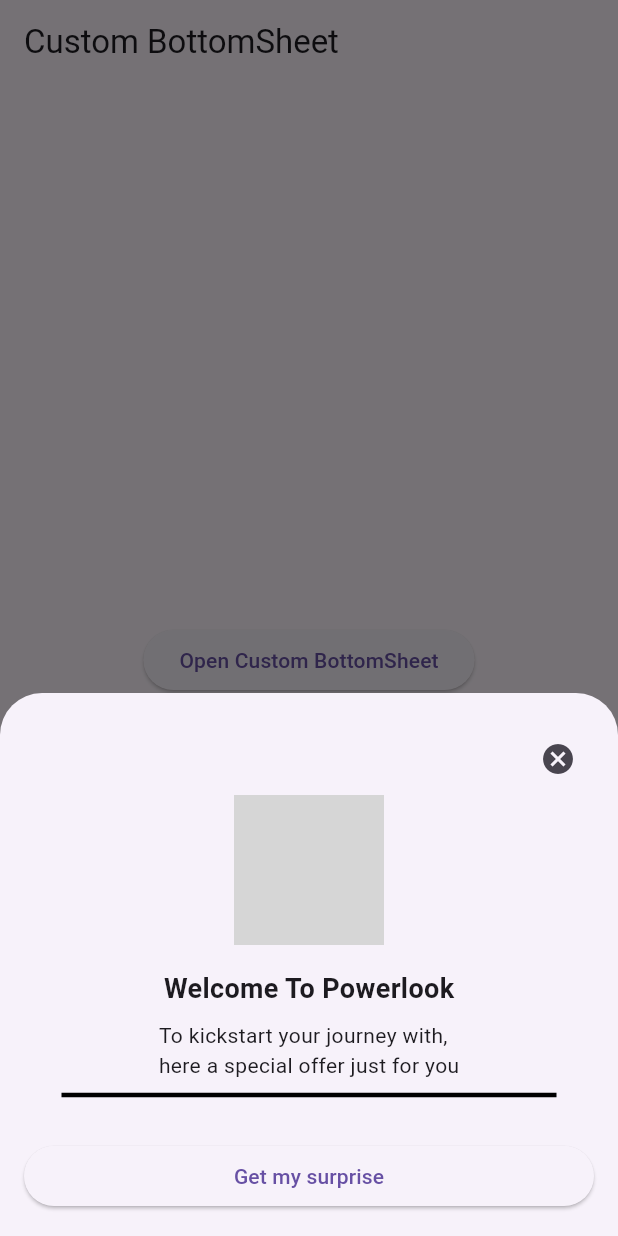
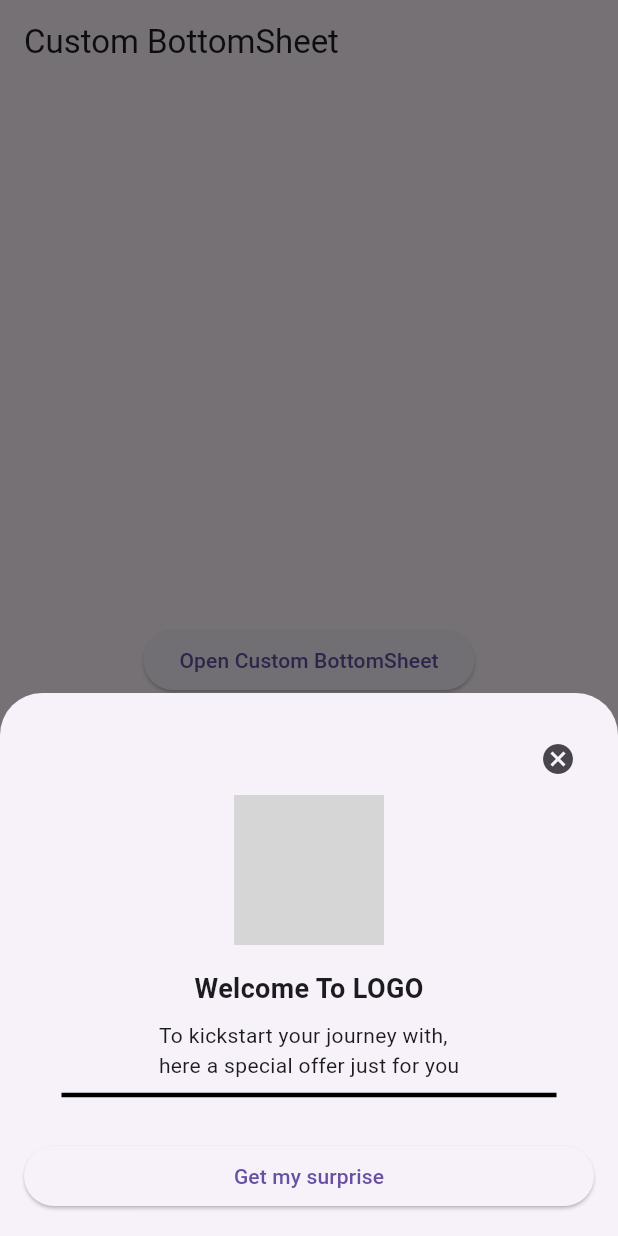
Before and after one commit to snehalshirke/FlutterdemoEcommerceApp, a Flutter app: the BottomSheetExample screen opened directly, after a tap on "Open Custom BottomSheet", on a phone screen of 412 x 824 dp. Run offline on Flutter 3.47's test engine with Material 3 defaults, Android fonts, the phone set to English and light mode, and no system bars; our stand-ins replace fluttertoast; grey boxes are pictures that could not be loaded.

Commit message:
LOGO CHANGES AND REMOVED

```diff
--- a/lib/bottomsheet.dart
+++ b/lib/bottomsheet.dart
@@ -27,7 +27,7 @@
   Widget build(BuildContext context) {
     return Scaffold(
       appBar: AppBar(
-        title: Text('Custom BottomSheet'),
+        title: const Text('Custom BottomSheet'),
       ),
       body: Center(
         child: ElevatedButton(
@@ -38,24 +38,24 @@
               builder: (BuildContext context) {
                 return FractionallySizedBox(
                   child: Container(
-                    padding: EdgeInsets.all(16),
+                    padding: const EdgeInsets.all(16),
                     width: double.infinity, // Make width match parent
                     child: Column(
                       mainAxisSize: MainAxisSize.min,
                       children: <Widget>[
-                        SizedBox(height: 4),
+                        const SizedBox(height: 4),
                         Row(
                           mainAxisAlignment: MainAxisAlignment.end,
                           children: [
                             IconButton(
-                              icon: Icon(Icons.cancel),
+                              icon: const Icon(Icons.cancel),
                               onPressed: () {
                                 Navigator.pop(context);
                               },
                             ),
                           ],
                         ),
-                        SizedBox(height: 0),
+                        const SizedBox(height: 0),
                         Image.asset(
                           'assets/images/delete.png', // Replace with your image path
                           height: 100,
@@ -63,7 +63,7 @@
                         ),
                         const SizedBox(height: 16),
                         const Text(
-                          'Welcome To Powerlook',
+                          'Welcome To LOGO',
                           style: TextStyle(
                             fontSize: 18,
                             fontWeight: FontWeight.bold,
--- a/lib/homepage.dart
+++ b/lib/homepage.dart
@@ -29,14 +29,14 @@
                     // Brand Logo and Name
                     Row(
                       children: [
-                        Image.network(
-                          'https://images.yourstory.com/cs/images/companies/Powerlook1-1650868940555.jpg',
-                          height: 20,
-                          width: 20,
+                        Image.asset(
+                          'assets/images/logo.png',
+                          width: 30,
+                          height: 30,
                         ),
                         const SizedBox(width: 10),
                         const Text(
-                          'Powerlook',
+                          'LOGO',
                           style: TextStyle(
                             color: Colors.black,
                             fontWeight: FontWeight.w600,
--- a/lib/loginpage.dart
+++ b/lib/loginpage.dart
@@ -26,17 +26,17 @@
                     // Logo and Title
                     Row(
                       children: [
-                        Image.network(
-                          'https://images.yourstory.com/cs/images/companies/Powerlook1-1650868940555.jpg',
-                          width: 20,
-                          height: 20,
+                        Image.asset(
+                          'assets/images/logo.png',
+                          width: 30,
+                          height: 30,
                         ),
                         const SizedBox(
                           width: 5,
                           height: 80,
                         ),
                         const Text(
-                          'Powerlook',
+                          'LOGO',
                           style: TextStyle(
                             color: Colors.black,
                             fontSize: 20,
@@ -138,8 +138,7 @@
                               ),
                               children: [
                                 TextSpan(
-                                  text:
-                                      'By continuing, you agree to Powerlook\'s\n',
+                                  text: 'By continuing, you agree to our\'s\n',
                                   style: TextStyle(
                                     color: Colors.black,
                                     fontSize: 14,
--- a/lib/otpverification.dart
+++ b/lib/otpverification.dart
@@ -66,14 +66,17 @@
                 Row(
                   crossAxisAlignment: CrossAxisAlignment.center,
                   children: [
-                    Image.network(
-                      'https://images.yourstory.com/cs/images/companies/Powerlook1-1650868940555.jpg', // Replace with your logo URL
+                    Image.asset(
+                      'assets/images/logo.png',
                       width: 30,
                       height: 30,
                     ),
-                    const SizedBox(height: 4),
+                    const SizedBox(
+                      height: 4,
+                      width: 15,
+                    ),
                     const Text(
-                      "Powerlook",
+                      "LOGO",
                       style: TextStyle(
                         fontSize: 22,
                         color: Colors.black,
```
Also changed, not shown: assets/images/logo.png (added), 1 other file.
